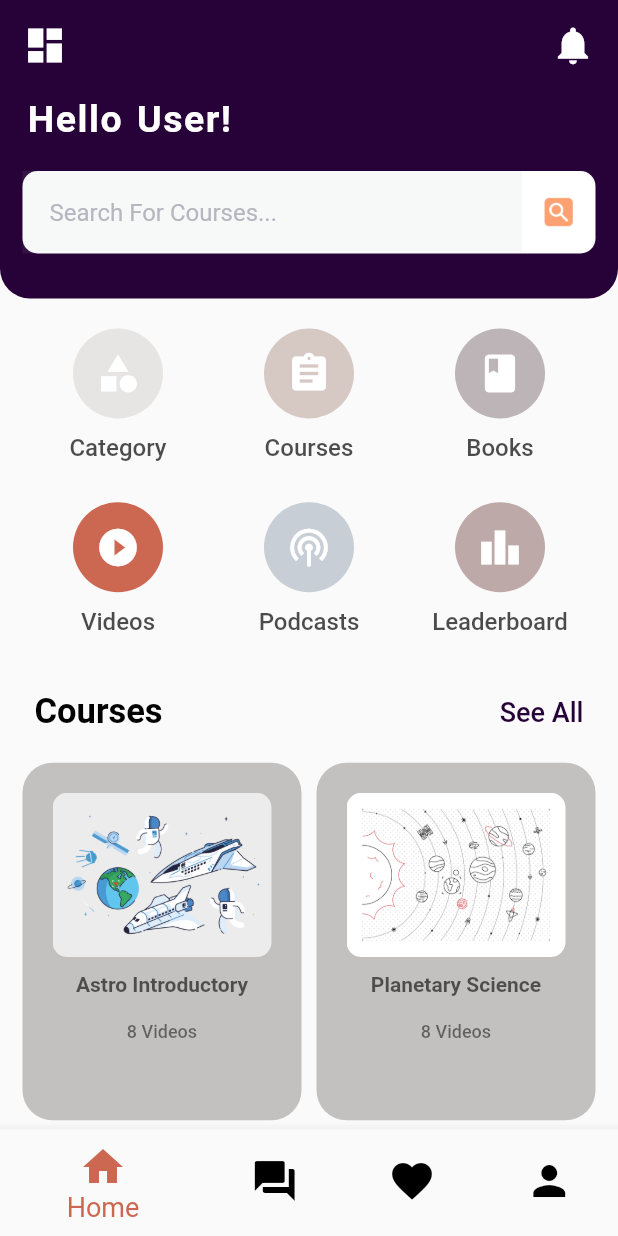
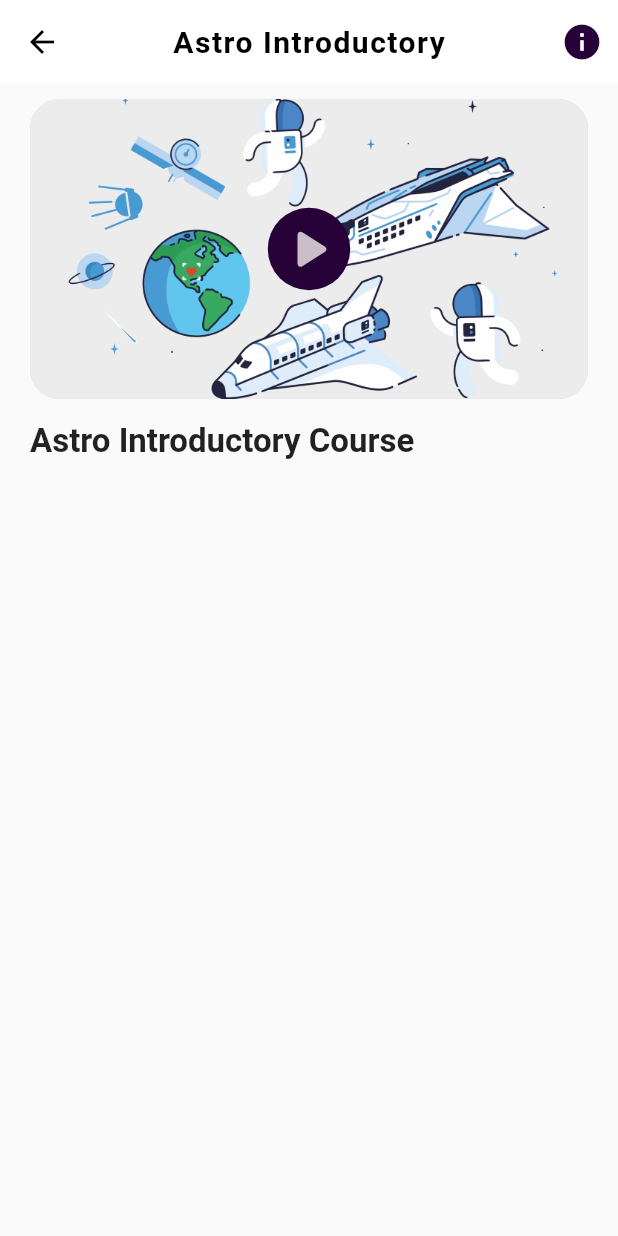
Before and after one commit to rai-Aman/Stellar-Study-Application, a Flutter app: the MyStellarHome screen opened by its route, after a tap on "Astro Introductory", on a phone screen of 412 x 824 dp. Run offline on Flutter 3.47's test engine with Material 2 defaults, Android fonts, the light colour scheme and no system bars; drawn by our look-alikes of animated_text_kit; our stand-ins replace sqflite; accounts and stored records are empty.

Commit message:
Course pages work was started

```diff
--- /dev/null
+++ b/lib/bottomNavigationPages/quizPage.dart
@@ -0,0 +1,16 @@
+import 'package:flutter/src/widgets/framework.dart';
+import 'package:flutter/src/widgets/placeholder.dart';
+
+class MyQuiz extends StatefulWidget {
+  const MyQuiz({super.key});
+
+  @override
+  State<MyQuiz> createState() => _MyQuizState();
+}
+
+class _MyQuizState extends State<MyQuiz> {
+  @override
+  Widget build(BuildContext context) {
+    return const Placeholder();
+  }
+}
--- /dev/null
+++ b/lib/coursePages/coursesHome.dart
@@ -0,0 +1,85 @@
+import 'package:flutter/material.dart';
+
+class coursesHome extends StatefulWidget {
+  String img;
+  coursesHome(this.img, {super.key});
+  @override
+  State<coursesHome> createState() => _coursesHomeState();
+}
+
+class _coursesHomeState extends State<coursesHome> {
+  @override
+  Widget build(BuildContext context) {
+    return Scaffold(
+      appBar: AppBar(
+        foregroundColor: Colors.black,
+        backgroundColor: Colors.white,
+        elevation: 0,
+        centerTitle: true,
+        title: Text(
+          widget.img,
+          style: const TextStyle(
+            fontWeight: FontWeight.bold,
+            letterSpacing: 1,
+          ),
+        ),
+        actions: const [
+          Padding(
+            padding: EdgeInsets.only(right: 10),
+            child: Icon(
+              Icons.info,
+              size: 28,
+              color: Color.fromARGB(255, 38, 2, 56),
+            ),
+          )
+        ],
+      ),
+      body: Padding(
+        padding: EdgeInsets.symmetric(vertical: 10, horizontal: 20),
+        child: ListView(
+          children: [
+            Container(
+              padding: EdgeInsets.all(5),
+              width: MediaQuery.of(context).size.width,
+              height: 200,
+              decoration: BoxDecoration(
+                borderRadius: BorderRadius.circular(20),
+                color: const Color(0xbbb5bec7),
+                image: DecorationImage(
+                  image: AssetImage(
+                    "courseImages/${widget.img}.png",
+                  ),
+                  fit: BoxFit
+                      .cover, // Apply BoxFit.cover to make the image fit the whole container
+                ),
+              ),
+              child: Center(
+                child: Container(
+                  padding: const EdgeInsets.all(5),
+                  decoration: const BoxDecoration(
+                    color: Color.fromARGB(255, 38, 2, 56),
+                    shape: BoxShape.circle,
+                  ),
+                  child: const Icon(
+                    Icons.play_arrow_rounded,
+                    color: Color.fromARGB(204, 243, 238, 237),
+                    size: 45,
+                  ),
+                ),
+              ),
+            ),
+            const SizedBox(height: 15),
+            Text(
+              "${widget.img} Course",
+              style: const TextStyle(
+                fontSize: 22,
+                fontWeight: FontWeight.w600,
+              ),
+            ),
+            const SizedBox(height: 15),
+          ],
+        ),
+      ),
+    );
+  }
+}
--- a/lib/stellarHome.dart
+++ b/lib/stellarHome.dart
@@ -1,6 +1,9 @@
 // ignore: file_names
 import 'package:animated_text_kit/animated_text_kit.dart';
 import 'package:flutter/material.dart';
+import 'package:flutter/services.dart';
+import 'bottomNavigationPages/QuizPage.dart';
+import 'coursePages/coursesHome.dart';
 
 class MyStellarHome extends StatefulWidget {
   const MyStellarHome({Key? key}) : super(key: key);
@@ -20,12 +23,12 @@
   ];
 
   List<Color> categoryColor = [
-    const Color(0xeee6e3e2),
+    const Color(0xffE38763),
     const Color(0xcccdbbb5),
     const Color(0x66624b53),
-    const Color(0xccc04327),
     const Color(0xbbb5bec7),
     const Color(0xaaa08080),
+    const Color(0xccc04327),
   ];
   List<Icon> categoryIcon = [
     const Icon(Icons.category, color: Colors.white, size: 30),
@@ -42,14 +45,91 @@
     'Space Technology'
   ];
 
+  int _selectedIndex = 0;
+  void _onItemTapped(int index) {
+    //Conditions if the user has tapped on the same item and no action should be taken.
+    if (index != _selectedIndex) {
+      setState(() {
+        _selectedIndex = index;
+      });
+
+      switch (index) {
+        case 0:
+          Navigator.push(
+            context,
+            MaterialPageRoute(builder: (context) => const MyStellarHome()),
+          );
+          break;
+        case 1:
+          Navigator.push(
+            context,
+            MaterialPageRoute(builder: (context) => const MyQuiz()),
+          );
+          break;
+        // case 2:
+        //   Navigator.push(
+        //     context,
+        //     MaterialPageRoute(builder: (context) => RecommendationPage()),
+        //   );
+        //   break;
+        // case 3:
+        //   Navigator.push(
+        //     context,
+        //     MaterialPageRoute(builder: (context) => ProfilePage()),
+        //   );
+        // break;
+      }
+    }
+  }
+
   @override
   Widget build(BuildContext context) {
-    return Scaffold(
+    return WillPopScope(
+      onWillPop: () async {
+        final shouldPop = await showDialog(
+          context: context,
+          builder: (context) => AlertDialog(
+            title: const Text(
+              'Stellar Study E-Learning',
+              style: TextStyle(
+                color: Color.fromARGB(255, 38, 2, 56),
+                decoration: TextDecoration.underline, // add underline
+                decorationThickness: 1, // underline thickness
+                decorationColor:
+                    Color.fromARGB(255, 38, 2, 56), // underline color
+              ),
+            ),
+            content: const Text('Are you sure you want to exit?'),
+            actions: [
+              TextButton(
+                onPressed: () => Navigator.of(context).pop(false),
+                child: const Text(
+                  'No',
+                  style: TextStyle(
+                    color: Color.fromARGB(255, 38, 2, 56),
+                  ),
+                ),
+              ),
+              TextButton(
+                onPressed: () => Navigator.of(context).pop(true),
+                child: const Text(
+                  'Yes',
+                  style: TextStyle(
+                    color: Color.fromARGB(255, 38, 2, 56),
+                  ),
+                ),
+              ),
+            ],
+          ),
+        );
+        return shouldPop ?? false;
+      },
+      child: Scaffold(
         body: ListView(
           children: [
             Container(
-            padding:
-                const EdgeInsets.only(top: 15, left: 15, right: 15, bottom: 10),
+              padding: const EdgeInsets.only(
+                  top: 15, left: 15, right: 15, bottom: 10),
               decoration: const BoxDecoration(
                 color: Color.fromARGB(255, 38, 2, 56),
                 borderRadius: BorderRadius.only(
@@ -110,7 +190,8 @@
                             decoration: InputDecoration(
                               border: InputBorder.none,
                               hintText: "Search For Courses...",
-                            fillColor: const Color(0xFFB4B7BF).withOpacity(0.1),
+                              fillColor:
+                                  const Color(0xFFB4B7BF).withOpacity(0.1),
                               filled: true,
                               contentPadding: const EdgeInsets.all(18),
                               hintStyle: const TextStyle(
@@ -152,7 +233,8 @@
                     itemCount: chooseCategory.length, //for looping icons
                     shrinkWrap: true,
                     physics: const NeverScrollableScrollPhysics(),
-                  gridDelegate: const SliverGridDelegateWithFixedCrossAxisCount(
+                    gridDelegate:
+                        const SliverGridDelegateWithFixedCrossAxisCount(
                             crossAxisCount: 3, childAspectRatio: 1.1),
                     itemBuilder: (context, index) {
                       return Column(
@@ -162,7 +244,8 @@
                               // TODO: Add your onTap logic here
                             },
                             splashColor: const Color.fromARGB(255, 22, 22, 22),
-                          highlightColor: const Color.fromARGB(255, 22, 22, 22),
+                            highlightColor:
+                                const Color.fromARGB(255, 22, 22, 22),
                             borderRadius: BorderRadius.circular(30),
                             child: Container(
                               height: 60,
@@ -238,22 +321,20 @@
                       return InkWell(
                         onTap: () {
                           // TODO: Add your onTap logic here
+                          Navigator.push(
+                              context,
+                              MaterialPageRoute(
+                                builder: (context) =>
+                                    coursesHome(courseListImages[index]),
+                              ));
                         },
                         child: Container(
                           padding: const EdgeInsets.symmetric(
                               vertical: 20, horizontal: 20),
                           decoration: BoxDecoration(
                             borderRadius: BorderRadius.circular(20),
-                          color: Color.fromARGB(255, 195, 192, 192),
+                            color: const Color(0xbbb5bec7),
                           ),
-                        child: InkWell(
-                          onTap: () {
-                            // TODO: Add your onTap logic here
-                          },
-                          splashColor: Colors.grey,
-                          highlightColor: const Color.fromARGB(255, 22, 22, 22),
-                          borderRadius:
-                              BorderRadius.circular(30), // Set the splash color
                           child: Column(
                             children: [
                               Padding(
@@ -265,7 +346,7 @@
                                       fit: BoxFit.cover,
                                       // width: 100,
                                       // height: 100,
-                                      scale: 4),
+                                      scale: 1),
                                 ),
                               ),
                               //const SizedBox(height: 5),
@@ -280,23 +361,24 @@
                                     fontWeight: FontWeight.w600,
                                     color: Colors.black.withOpacity(0.6)),
                               ),
+                              const SizedBox(height: 5),
+
                               // ),
                               //const SizedBox(height: 10),
-                              TextButton(
-                                onPressed: () {
-                                  // TODO: Add your onPressed logic here
-                                },
-                                child: Text(
+                              // TextButton(
+                              //   onPressed: () {
+                              //     // TODO: Add your onPressed logic here
+                              //   },
+                              const SizedBox(height: 10),
+                              Text(
                                 '8 Videos',
                                 style: TextStyle(
-                                    fontSize: 12,
+                                  fontSize: 15,
                                   fontWeight: FontWeight.w500,
                                   color: Colors.black.withOpacity(0.5),
                                 ),
                               ),
-                              ),
                             ],
-                          ),
                           ),
                         ),
                       );
@@ -307,19 +389,24 @@
             ),
           ],
         ),
+        //body: _pages[_selectedIndex],
+
         bottomNavigationBar: BottomNavigationBar(
-        iconSize: 32,
+          onTap: _onItemTapped,
+          currentIndex: _selectedIndex,
+          iconSize: 24,
           selectedItemColor: const Color(0xccc04327),
-        selectedFontSize: 18,
+          selectedFontSize: 14,
           unselectedItemColor: Colors.black,
           items: const [
             BottomNavigationBarItem(icon: Icon(Icons.home), label: 'Home'),
             BottomNavigationBarItem(
-              icon: Icon(Icons.question_answer), label: 'Quiz'),
+                icon: Icon(Icons.quiz_rounded), label: 'Quiz'),
             BottomNavigationBarItem(
-              icon: Icon(Icons.favorite), label: 'Wishlist'),
+                icon: Icon(Icons.recommend), label: 'Recommendation'),
             BottomNavigationBarItem(icon: Icon(Icons.person), label: 'Profile'),
           ],
+        ),
       ),
     );
   }
```
Also changed, not shown: lib/functions.dart (line endings or trailing spaces). Lines whose indentation alone changed are shown as unchanged.
